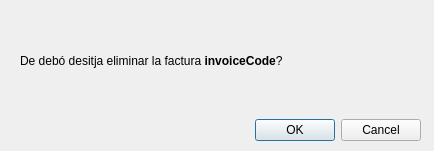
Old version of the form src/ui/delete_invoice_confirm.ui in the repository lockedofh/GestionS.
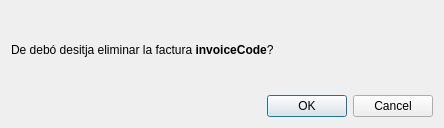
New version of the form.

What changed in the file:
```diff
--- a/src/ui/delete_invoice_confirm.ui
+++ b/src/ui/delete_invoice_confirm.ui
@@ -6,22 +6,15 @@
    <rect>
     <x>0</x>
     <y>0</y>
-    <width>434</width>
-    <height>151</height>
+    <width>444</width>
+    <height>128</height>
    </rect>
   </property>
   <property name="windowTitle">
    <string>Dialog</string>
   </property>
-  <widget class="QWidget" name="verticalLayoutWidget">
-   <property name="geometry">
-    <rect>
-     <x>20</x>
-     <y>10</y>
-     <width>401</width>
-     <height>131</height>
-    </rect>
-   </property>
+  <layout class="QVBoxLayout" name="verticalLayout_2">
+   <item>
    <layout class="QVBoxLayout" name="verticalLayout">
     <item>
      <widget class="QLabel" name="labelQuestion">
@@ -58,7 +51,8 @@
      </widget>
     </item>
    </layout>
-  </widget>
+   </item>
+  </layout>
  </widget>
  <resources/>
  <connections>
```
Left out of the diff: 10 changed lines with no effect on the pictures. Lines whose indentation alone changed are shown as unchanged.
